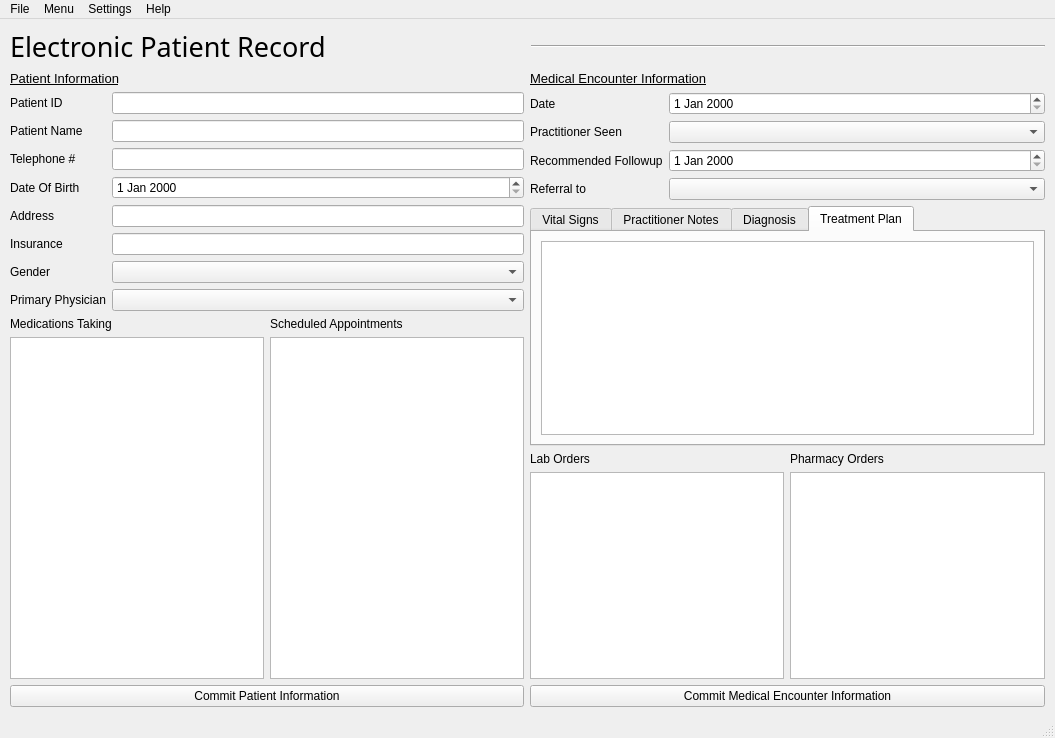
Old version of the form cigya/ui/er.ui in the repository CS532-Marlboro-Health-Tracker/Cigya.
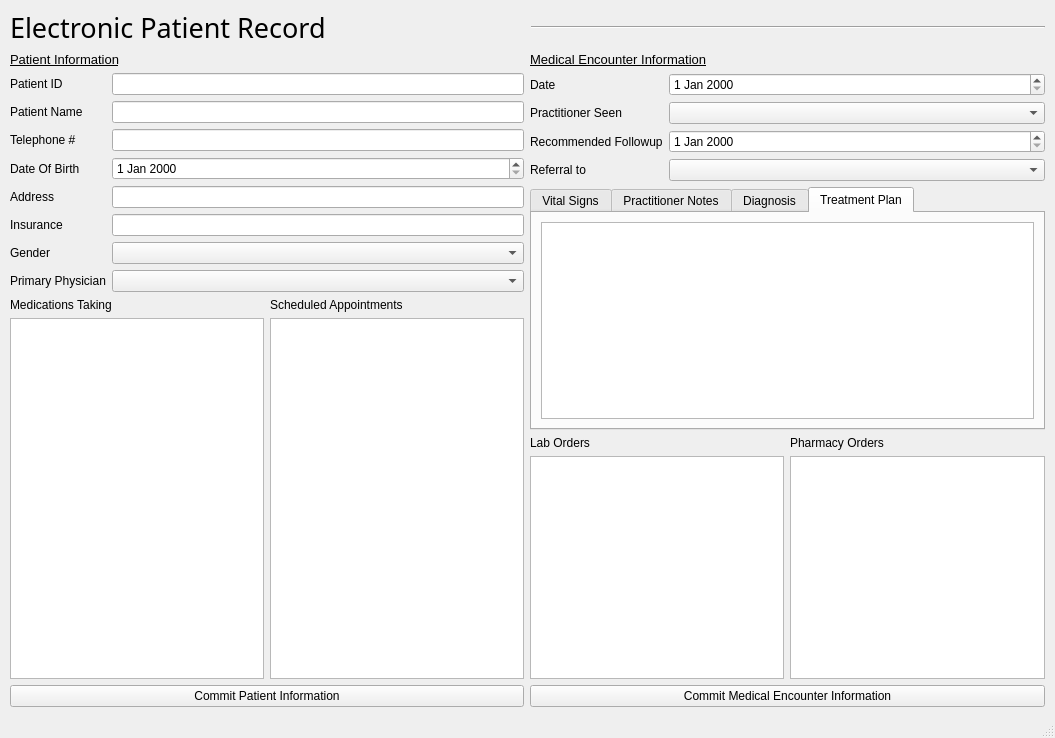
New version of the form.

Commit message: Menu's populated, navigation between UI's function implemented

Patch:
```diff
--- a/cigya/ui/er.ui
+++ b/cigya/ui/er.ui
@@ -379,49 +379,6 @@
     </item>
    </layout>
   </widget>
-  <widget class="QMenuBar" name="menubar">
-   <property name="geometry">
-    <rect>
-     <x>0</x>
-     <y>0</y>
-     <width>1055</width>
-     <height>21</height>
-    </rect>
-   </property>
-   <widget class="QMenu" name="menuFile">
-    <property name="title">
-     <string>File</string>
-    </property>
-    <addaction name="actionPrint"/>
-   </widget>
-   <widget class="QMenu" name="menuSettings">
-    <property name="title">
-     <string>Settings</string>
-    </property>
-    <addaction name="actionAdministrator_Login"/>
-   </widget>
-   <widget class="QMenu" name="menuHelp">
-    <property name="title">
-     <string>Help</string>
-    </property>
-    <addaction name="actionHelp_Page"/>
-   </widget>
-   <widget class="QMenu" name="menuMenu">
-    <property name="title">
-     <string>Menu</string>
-    </property>
-    <addaction name="actionElectronic_Patient_Record"/>
-    <addaction name="actionPhysician_Scheduler"/>
-    <addaction name="actionLab_Order_Tracking"/>
-    <addaction name="actionPharmacy_Order_Tracking"/>
-    <addaction name="actionInsurance_Billing"/>
-    <addaction name="actionEquipment_Inventory_and_Maintenance"/>
-   </widget>
-   <addaction name="menuFile"/>
-   <addaction name="menuMenu"/>
-   <addaction name="menuSettings"/>
-   <addaction name="menuHelp"/>
-  </widget>
   <widget class="QStatusBar" name="statusbar"/>
   <action name="actionHelp_Page">
    <property name="text">
```
The commit also changes 10 other files.
